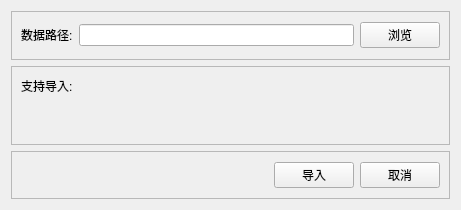
Old version of the form ImageSlicer/ImageSlicer/Modules/Import/ImportWnd.ui in the repository cnscj/ImageSlicer.
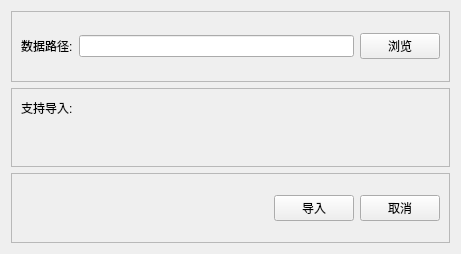
New version of the form.

Patch:
```diff
--- a/ImageSlicer/ImageSlicer/Modules/Import/ImportWnd.ui
+++ b/ImageSlicer/ImageSlicer/Modules/Import/ImportWnd.ui
@@ -7,7 +7,7 @@
     <x>0</x>
     <y>0</y>
     <width>461</width>
-    <height>210</height>
+    <height>254</height>
    </rect>
   </property>
   <property name="windowTitle">
```
Left out of the diff: 14 changed lines with no effect on the pictures.
